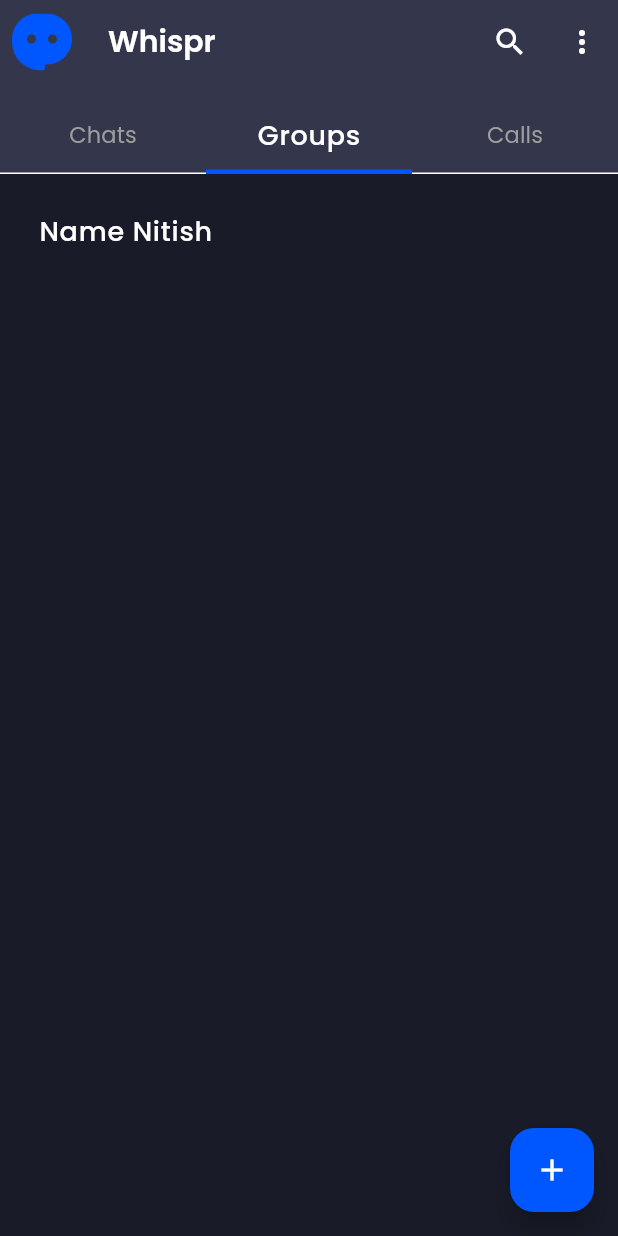
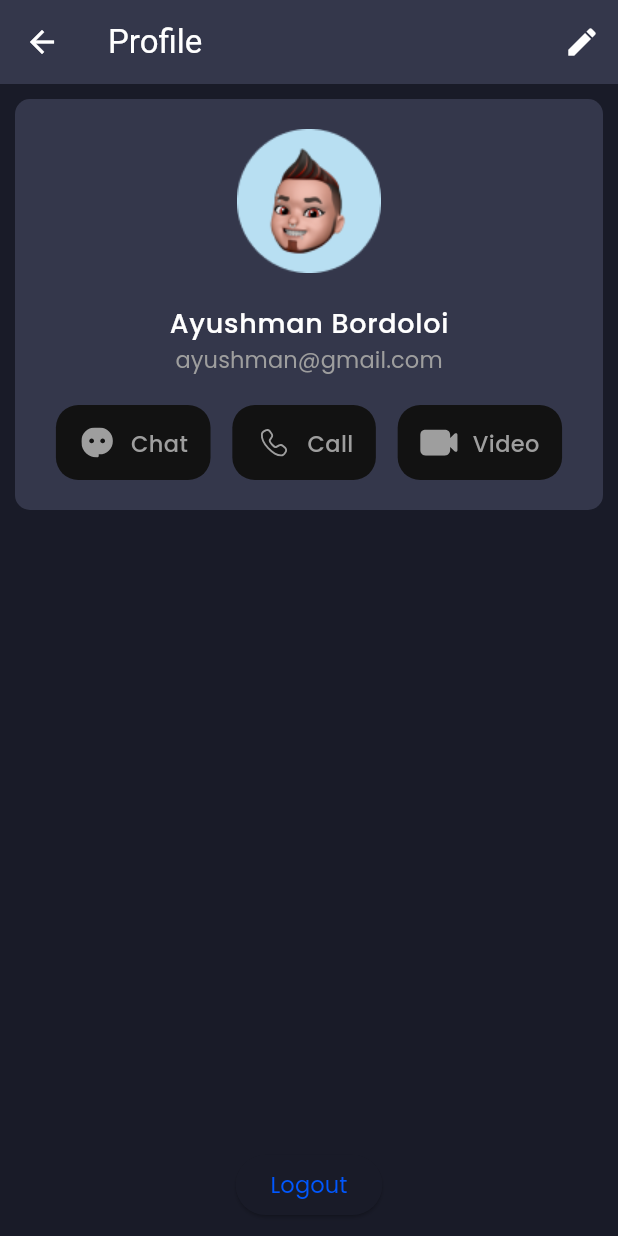
Before and after one commit to Annuuurag/whispr, a Flutter app: the screen it shows after launch, tab 2 chosen, after a tap on the "more vert" icon, on a phone screen of 412 x 824 dp. Run offline on Flutter 3.47's test engine with Material 3 defaults, Android fonts, the phone set to English and light mode, and no system bars; our stand-ins replace flutter_svg, get, slide_to_act.

Commit message:
added profile page and edit profile (partially)

```diff
--- a/lib/Config/Images.dart
+++ b/lib/Config/Images.dart
@@ -16,4 +16,10 @@ class AssetsImage {
   static const chatGallerySvg = "$iconsPath/gallery.svg";
   static const chatMicSvg = "$iconsPath/mic.svg";
 
+  static const profileVideoCall = "$iconsPath/videoCall.svg";
+  static const profileAudioCall = "$iconsPath/call.svg";
+
+  //static const chatGallerySvg = "$iconsPath/gallery.svg";
+  //static const chatMicSvg = "$iconsPath/mic.svg";
+
 }
--- a/lib/Config/PagePath.dart
+++ b/lib/Config/PagePath.dart
@@ -2,6 +2,8 @@ import 'package:get/get.dart';
 import 'package:whispr/Pages/Auth/AuthPage.dart';
 import 'package:whispr/Pages/ChatPage/ChatPage.dart';
 import 'package:whispr/Pages/HomePage/HomePage.dart';
+import 'package:whispr/Pages/ProfilePage/ProfilePage.dart';
+import 'package:whispr/Pages/ProfilePage/UpdateProfile.dart';
 
 var pagePath = [
   GetPage(
@@ -21,4 +23,16 @@ var pagePath = [
     page: () => ChatPage(),
     transition: Transition.rightToLeft,
   ),
+
+  GetPage(
+    name: "/profilePage",
+    page: () => ProfilePage(),
+    transition: Transition.rightToLeft,
+  ),
+
+  GetPage(
+    name: "/updateProfilePage",
+    page: () => UpdateProfile(),
+    transition: Transition.rightToLeft,
+  ),
 ];
--- /dev/null
+++ b/lib/Controller/SplaceController.dart
@@ -0,0 +1,24 @@
+//import 'package:firebase_auth/firebase_auth.dart';
+import 'package:get/get.dart';
+
+class SplaceController extends GetxController{
+  //final auth = FirebaseAuth.instance;
+
+  void onInit() async {
+    super.onInit();
+    splaceHandle();
+  }
+
+  void splaceHandle() async {
+    await Future.delayed(
+      Duration(
+        seconds: 3),
+    );
+    /*If(auth.currentUser == null)
+    {
+      Get.offAllNamed("/authPage");
+    }else{*/
+      Get.offAllNamed("/homePage");
+    //}
+  }
+}
--- a/lib/Pages/HomePage/HomePage.dart
+++ b/lib/Pages/HomePage/HomePage.dart
@@ -1,5 +1,6 @@
 import 'package:flutter/material.dart';
 import 'package:flutter_svg/flutter_svg.dart';
+import 'package:get/get.dart';
 import 'package:whispr/Config/Images.dart';
 import 'package:whispr/Config/Strings.dart';
 import 'package:whispr/Pages/HomePage/Widget/ChatList.dart';
@@ -37,7 +38,9 @@ class _HomePageState extends State<HomePage> with TickerProviderStateMixin{
             ),
           ),
           IconButton(
-            onPressed: (){},
+            onPressed: (){
+              Get.toNamed("/profilePage");
+            },
             icon: Icon(
               Icons.more_vert,
             ),
--- /dev/null
+++ b/lib/Pages/ProfilePage/ProfilePage.dart
@@ -0,0 +1,41 @@
+import 'package:flutter/material.dart';
+import 'package:get/get.dart';
+//import 'package:flutter_svg/svg.dart';
+//import 'package:whispr/Config/Images.dart';
+import 'package:whispr/Pages/ProfilePage/Widgets/UserInfo.dart';
+
+class ProfilePage extends StatelessWidget {
+  const ProfilePage({super.key});
+
+  @override
+  Widget build(BuildContext context) {
+    return Scaffold(
+      appBar: AppBar(
+        title: Text("Profile"),
+        actions: [
+          IconButton(onPressed: (){
+            Get.toNamed("/updateProfilePage");
+          },
+          icon: Icon(
+            Icons.edit,
+          ))
+        ],
+      ),
+      body: Padding(
+        padding: const EdgeInsets.all(10),
+        child: Column(
+          children: [
+            LoginUserInfo(),
+            Spacer(),
+            ElevatedButton(
+              onPressed: (){},
+              child: Text(
+                "Logout"
+              ),
+            )
+          ],
+        ),
+      ),
+    );
+  }
+}
--- /dev/null
+++ b/lib/Pages/ProfilePage/Widgets/UserInfo.dart
@@ -0,0 +1,137 @@
+import 'package:flutter/material.dart';
+import 'package:flutter_svg/svg.dart';
+import 'package:whispr/Config/Images.dart';
+
+class LoginUserInfo extends StatelessWidget {
+  const LoginUserInfo({super.key});
+
+  @override
+  Widget build(BuildContext context) {
+    return Container(
+              padding: EdgeInsets.all(20),
+              //height: 100,
+              decoration: BoxDecoration(
+                borderRadius: BorderRadius.circular(10),
+                color: Theme.of(context).colorScheme.primaryContainer,
+              ),
+              child: Row(
+                children: [
+                  Expanded(
+                    child: Column(
+                      children: [
+                        Row(
+                          mainAxisAlignment: MainAxisAlignment.center,
+                          children: [
+                            Image.asset(
+                              AssetsImage.boyPic,
+                            ),
+                          ],
+                        ),
+                        SizedBox(height: 20),
+                        Row(
+                          mainAxisAlignment: MainAxisAlignment.center,
+                          children: [
+                            Text(
+                              "Ayushman Bordoloi",
+                              style: Theme.of(context).textTheme.bodyLarge,
+                            )
+                          ],
+                        ),
+                        Row(
+                          mainAxisAlignment: MainAxisAlignment.center,
+                          children: [
+                            Text(
+                              "ayushman@gmail.com",
+                              style: Theme.of(context).textTheme.labelLarge,
+                            )
+                          ],
+                        ),
+                        SizedBox(height: 20),
+                        Row(
+                          mainAxisAlignment: MainAxisAlignment.spaceAround,
+                          children: [
+                            Container(
+                              height: 50,
+                              padding: EdgeInsets.all(15),
+                              decoration: BoxDecoration(
+                                color: Theme.of(context).colorScheme.background,
+                                borderRadius: BorderRadius.circular(15),
+                              ),
+                              child: Row(
+                                children: [
+                                  SvgPicture.asset(
+                                    AssetsImage.appIconSVG,
+                                    width: 25,
+                                    color: Theme.of(context).colorScheme.onPrimaryContainer,
+                                  ),
+                                  SizedBox(width: 10),
+                                  Text(
+                                    "Chat",
+                                    style: TextStyle(
+                                      color: Theme.of(context).colorScheme.onPrimaryContainer,
+                                    ),
+                                  ),
+                                ],
+                              ),
+                            ),
+
+                            Container(
+                              height: 50,
+                              padding: EdgeInsets.all(15),
+                              decoration: BoxDecoration(
+                                color: Theme.of(context).colorScheme.background,
+                                borderRadius: BorderRadius.circular(15),
+                              ),
+                              child: Row(
+                                children: [
+                                  SvgPicture.asset(
+                                    AssetsImage.profileAudioCall,
+                                    width: 25,
+                                    color: Theme.of(context).colorScheme.onPrimaryContainer,
+
+                                  ),
+                                  SizedBox(width: 10),
+                                  Text(
+                                    "Call",
+                                    style: TextStyle(
+                                      color: Theme.of(context).colorScheme.onPrimaryContainer,
+                                    ),
+                                  ),
+                                ],
+                              ),
+                            ),
+
+                            Container(
+                              height: 50,
+                              padding: EdgeInsets.all(15),
+                              decoration: BoxDecoration(
+                                color: Theme.of(context).colorScheme.background,
+                                borderRadius: BorderRadius.circular(15),
+                              ),
+                              child: Row(
+                                children: [
+                                  SvgPicture.asset(
+                                    AssetsImage.profileVideoCall,
+                                    width: 25,
+                                    color: Theme.of(context).colorScheme.onPrimaryContainer,
+                                  ),
+                                  SizedBox(width: 10),
+                                  Text(
+                                    "Video",
+                                    style: TextStyle(
+                                      color: Theme.of(context).colorScheme.onPrimaryContainer,
+                                    ),
+                                  ),
+                                ],
+                              ),
+                            )
+                          ],
+                        )
+                      ],
+                    ),
+                  )
+                ],
+              ),
+            );
+  }
+}
--- a/lib/Pages/SplacePage/SplacePage.dart
+++ b/lib/Pages/SplacePage/SplacePage.dart
@@ -1,20 +1,21 @@
 import 'package:flutter/material.dart';
+import 'package:flutter_svg/flutter_svg.dart';
+import 'package:get/get.dart';
+import 'package:whispr/Config/Images.dart';
+import 'package:whispr/Controller/SplaceController.dart';
 
-class Splacepage extends StatelessWidget {
-  const Splacepage({super.key});
+class SplacePage extends StatelessWidget {
+  const SplacePage({super.key});
 
   @override
   Widget build(BuildContext context) {
+    SplaceController splaceController = Get.put(SplaceController());
     return Scaffold(
-      appBar: AppBar(
-        title: Text(
-            "Splace Page",
-          style: Theme.of(context).textTheme.headlineSmall,
+      body: Center(
+        child: SvgPicture.asset(
+          AssetsImage.appIconSVG
         ),
       ),
-      body: Column(
-        children: [],
-        ),
     );
   }
 }
--- a/lib/main.dart
+++ b/lib/main.dart
@@ -3,6 +3,7 @@ import 'package:get/get_navigation/src/root/get_material_app.dart';
 import 'package:whispr/Config/PagePath.dart';
 import 'package:whispr/Config/Themes.dart';
 import 'package:whispr/Pages/HomePage/HomePage.dart';
+import 'package:whispr/Pages/SplacePage/SplacePage.dart';
 
 void main() {
   runApp(const MyApp());
@@ -19,7 +20,7 @@ class MyApp extends StatelessWidget {
       getPages: pagePath,
       darkTheme: darkTheme,
       themeMode: ThemeMode.dark,
-      home: HomePage(),
+      home: SplacePage(),
     );
   }
 }
```
Also changed, not shown: lib/Pages/ProfilePage/UpdateProfile.dart (added, +129 -0 lines), assets/Icons/addUser.svg (added), assets/Icons/call.svg (added), assets/Icons/delete.svg (added), assets/Icons/info.svg (added), assets/Icons/mute.svg (added), assets/Icons/security.svg (added), assets/Icons/speaker.svg (added), assets/Icons/videoCall.svg (added).
